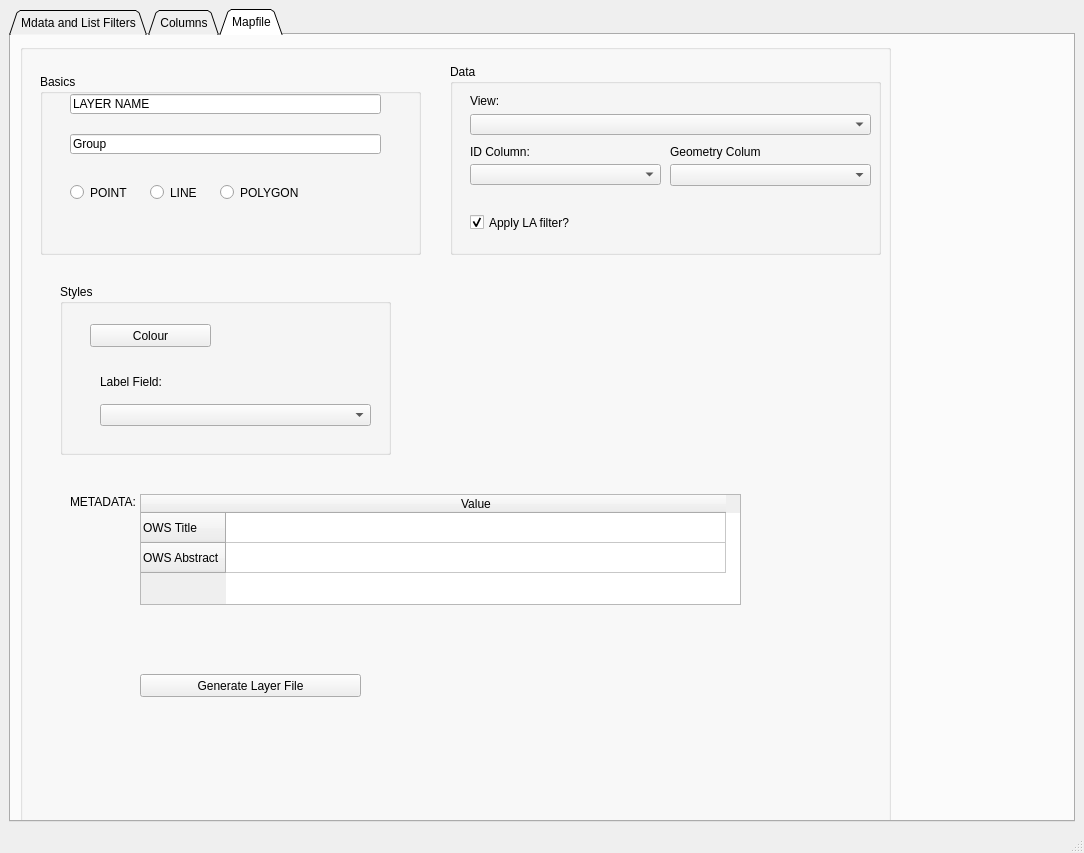
Above: QTFiles/LayerMaker_GUI_v1.ui from select-8/LayerMaker before the change. Below: the same form after it.
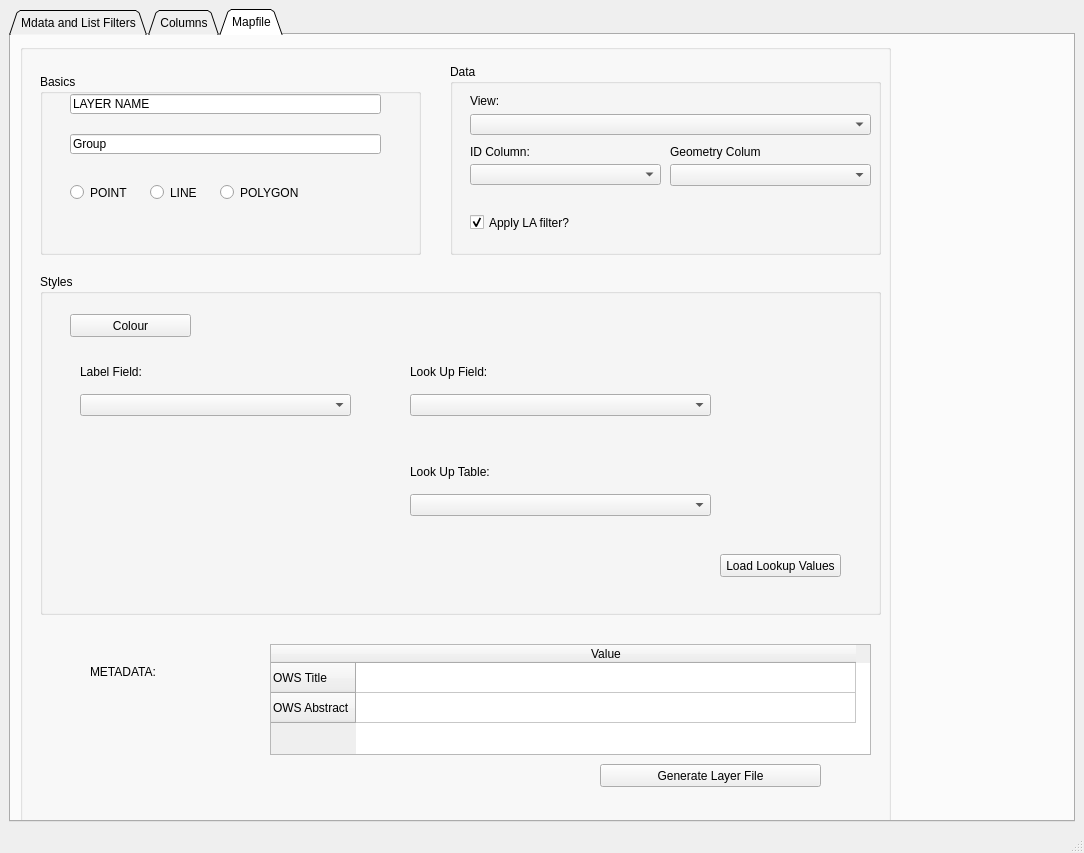
That is the form after the change. The open tabs and pages were chosen to show the change.

```diff
--- a/QTFiles/LayerMaker_GUI_v1.ui
+++ b/QTFiles/LayerMaker_GUI_v1.ui
@@ -1533,8 +1533,8 @@
         <widget class="QTableWidget" name="TW_METADATA">
          <property name="geometry">
           <rect>
-           <x>120</x>
-           <y>450</y>
+           <x>250</x>
+           <y>600</y>
            <width>601</width>
            <height>111</height>
           </rect>
@@ -1743,10 +1743,10 @@
         <widget class="QGroupBox" name="GB_STYLES">
          <property name="geometry">
           <rect>
-           <x>40</x>
-           <y>240</y>
-           <width>331</width>
-           <height>171</height>
+           <x>20</x>
+           <y>230</y>
+           <width>841</width>
+           <height>341</height>
           </rect>
          </property>
          <property name="title">
@@ -1788,12 +1788,71 @@
            <string>Label Field:</string>
           </property>
          </widget>
+         <widget class="QComboBox" name="CB_STYLEFIELD">
+          <property name="geometry">
+           <rect>
+            <x>370</x>
+            <y>120</y>
+            <width>301</width>
+            <height>22</height>
+           </rect>
+          </property>
+         </widget>
+         <widget class="QComboBox" name="CB_LOOKUPTABLE">
+          <property name="geometry">
+           <rect>
+            <x>370</x>
+            <y>220</y>
+            <width>301</width>
+            <height>22</height>
+           </rect>
+          </property>
+         </widget>
+         <widget class="QLabel" name="label_4">
+          <property name="geometry">
+           <rect>
+            <x>370</x>
+            <y>90</y>
+            <width>81</width>
+            <height>16</height>
+           </rect>
+          </property>
+          <property name="text">
+           <string>Look Up Field:</string>
+          </property>
+         </widget>
+         <widget class="QLabel" name="label_5">
+          <property name="geometry">
+           <rect>
+            <x>370</x>
+            <y>190</y>
+            <width>81</width>
+            <height>16</height>
+           </rect>
+          </property>
+          <property name="text">
+           <string>Look Up Table:</string>
+          </property>
+         </widget>
+         <widget class="QPushButton" name="BTN_LOAD_LOOKUP">
+          <property name="geometry">
+           <rect>
+            <x>680</x>
+            <y>280</y>
+            <width>121</width>
+            <height>23</height>
+           </rect>
+          </property>
+          <property name="text">
+           <string>Load Lookup Values</string>
+          </property>
+         </widget>
         </widget>
         <widget class="QLabel" name="LB_METADATA">
          <property name="geometry">
           <rect>
-           <x>50</x>
-           <y>450</y>
+           <x>70</x>
+           <y>620</y>
            <width>81</width>
            <height>16</height>
           </rect>
@@ -1805,8 +1864,8 @@
         <widget class="QPushButton" name="BTN_GENLAYERFILE">
          <property name="geometry">
           <rect>
-           <x>120</x>
-           <y>630</y>
+           <x>580</x>
+           <y>720</y>
            <width>221</width>
            <height>23</height>
           </rect>
```
Left out of the diff: 25 changed lines with no effect on the pictures.
